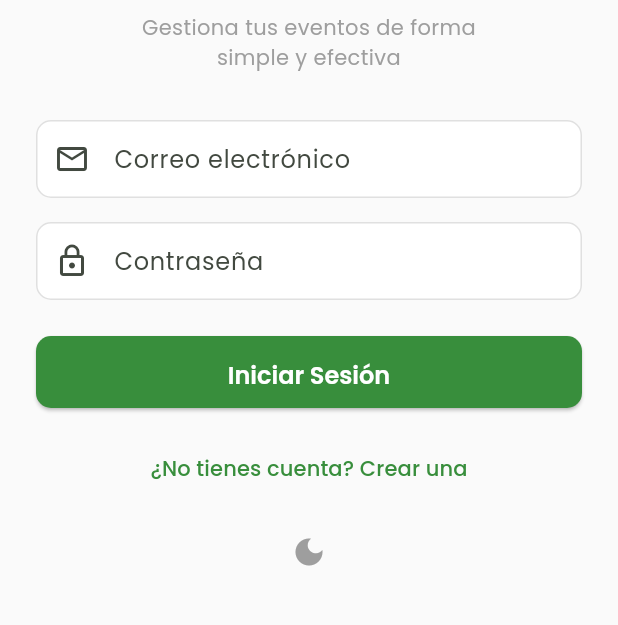
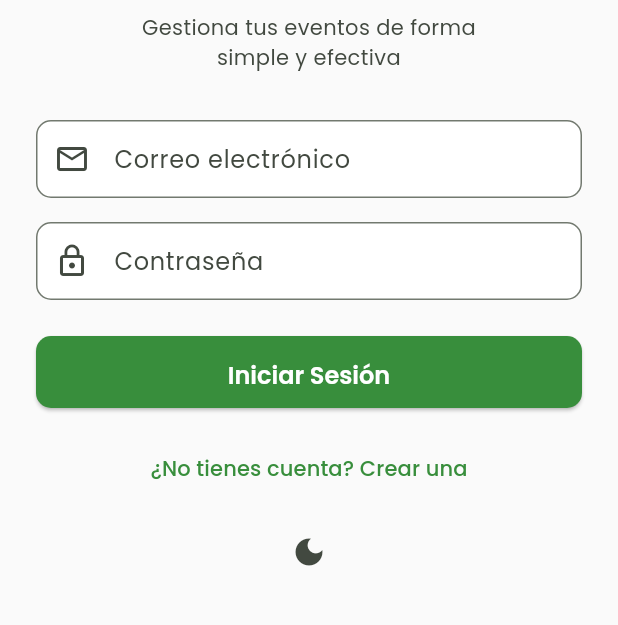
Before and after one commit to RaizaArce/eventflow-app, a Flutter app: the screen it shows after launch, on a phone screen of 412 x 824 dp, the part 276-901 px from its top. Run offline on Flutter 3.47's test engine with Material 3 defaults, Android fonts, the phone set to English and light mode, and no system bars; our stand-ins replace csv, dio, file_picker, geolocator, google_fonts, google_maps_flutter and 4 more; missing offline and left inert: excel, mobile_scanner; accounts and stored records are empty.

Commit message:
fix: soporte completo de modo oscuro en todas las pantallas

```diff
--- a/lib/main.dart
+++ b/lib/main.dart
@@ -39,45 +39,54 @@ class _EventFlowMaterialApp extends StatelessWidget {
   @override
   Widget build(BuildContext context) {
     final themeProv = context.watch<ThemeProvider>();
-    final esOscuro = themeProv.esOscuro;
-
-    final colorScheme = ColorScheme.fromSeed(
-      seedColor: Colors.green.shade700,
-      brightness: esOscuro ? Brightness.dark : Brightness.light,
-    );
-
-    final inputFillColor = esOscuro ? Colors.grey.shade800 : Colors.white;
-    final scaffoldBg = esOscuro ? Colors.grey.shade900 : Colors.grey.shade50;
-    final cardBg = esOscuro ? Colors.grey.shade800 : null;
 
     return MaterialApp(
       title: 'EventFlow',
       debugShowCheckedModeBanner: false,
       themeMode: themeProv.themeMode,
-      theme: ThemeData(
+      theme: _buildTheme(Brightness.light),
+      darkTheme: _buildTheme(Brightness.dark),
+      home: const LoginScreen(),
+    );
+  }
+
+  ThemeData _buildTheme(Brightness brightness) {
+    final esOscuro = brightness == Brightness.dark;
+    final colorScheme = ColorScheme.fromSeed(
+      seedColor: Colors.green.shade700,
+      brightness: brightness,
+    );
+
+    final inputFillColor = esOscuro ? Colors.grey.shade800 : Colors.white;
+    final scaffoldBg = esOscuro ? Colors.grey.shade900 : Colors.grey.shade50;
+    final cardColor = esOscuro ? const Color(0xFF1E1E1E) : Colors.white;
+
+    return ThemeData(
       useMaterial3: true,
       colorScheme: colorScheme,
-        brightness: colorScheme.brightness,
+      brightness: brightness,
 
       textTheme: GoogleFonts.poppinsTextTheme(
-          esOscuro ? ThemeData.dark().textTheme : ThemeData.light().textTheme,
+        brightness == Brightness.dark
+            ? ThemeData.dark().textTheme
+            : ThemeData.light().textTheme,
       ),
 
       appBarTheme: AppBarTheme(
-          backgroundColor: Colors.green.shade700,
-          foregroundColor: Colors.white,
+        backgroundColor: colorScheme.primary,
+        foregroundColor: colorScheme.onPrimary,
         elevation: 0,
         centerTitle: false,
         titleTextStyle: GoogleFonts.poppins(
           fontSize: 20,
           fontWeight: FontWeight.bold,
-            color: Colors.white,
+          color: colorScheme.onPrimary,
         ),
       ),
 
       cardTheme: CardThemeData(
         elevation: 1,
-          color: cardBg,
+        color: cardColor,
         shape: RoundedRectangleBorder(
           borderRadius: BorderRadius.circular(14),
         ),
@@ -86,8 +95,8 @@ class _EventFlowMaterialApp extends StatelessWidget {
 
       elevatedButtonTheme: ElevatedButtonThemeData(
         style: ElevatedButton.styleFrom(
-            backgroundColor: Colors.green.shade700,
-            foregroundColor: Colors.white,
+          backgroundColor: colorScheme.primary,
+          foregroundColor: colorScheme.onPrimary,
           shape: RoundedRectangleBorder(
             borderRadius: BorderRadius.circular(10),
           ),
@@ -100,8 +109,8 @@ class _EventFlowMaterialApp extends StatelessWidget {
 
       outlinedButtonTheme: OutlinedButtonThemeData(
         style: OutlinedButton.styleFrom(
-            foregroundColor: Colors.green.shade700,
-            side: BorderSide(color: Colors.green.shade700),
+          foregroundColor: colorScheme.primary,
+          side: BorderSide(color: colorScheme.primary),
           shape: RoundedRectangleBorder(
             borderRadius: BorderRadius.circular(10),
           ),
@@ -115,11 +124,11 @@ class _EventFlowMaterialApp extends StatelessWidget {
         ),
         enabledBorder: OutlineInputBorder(
           borderRadius: BorderRadius.circular(10),
-            borderSide: BorderSide(color: Colors.grey.shade300),
+          borderSide: BorderSide(color: colorScheme.outline),
         ),
         focusedBorder: OutlineInputBorder(
           borderRadius: BorderRadius.circular(10),
-            borderSide: BorderSide(color: Colors.green.shade700, width: 2),
+          borderSide: BorderSide(color: colorScheme.primary, width: 2),
         ),
         filled: true,
         fillColor: inputFillColor,
@@ -130,17 +139,17 @@ class _EventFlowMaterialApp extends StatelessWidget {
       ),
 
       bottomNavigationBarTheme: BottomNavigationBarThemeData(
-          selectedItemColor: Colors.green.shade700,
-          unselectedItemColor: Colors.grey,
+        selectedItemColor: colorScheme.primary,
+        unselectedItemColor: colorScheme.onSurfaceVariant,
         type: BottomNavigationBarType.fixed,
         elevation: 8,
-          backgroundColor: cardBg ?? Colors.white,
+        backgroundColor: cardColor,
       ),
 
       chipTheme: ChipThemeData(
         padding: const EdgeInsets.symmetric(horizontal: 8, vertical: 0),
-          labelStyle: const TextStyle(
-            color: Colors.white,
+        labelStyle: TextStyle(
+          color: colorScheme.onPrimary,
           fontSize: 11,
           fontWeight: FontWeight.bold,
         ),
@@ -150,13 +159,11 @@ class _EventFlowMaterialApp extends StatelessWidget {
       ),
 
       floatingActionButtonTheme: FloatingActionButtonThemeData(
-          backgroundColor: Colors.green.shade700,
-          foregroundColor: Colors.white,
+        backgroundColor: colorScheme.primary,
+        foregroundColor: colorScheme.onPrimary,
       ),
 
       scaffoldBackgroundColor: scaffoldBg,
-      ),
-      home: const LoginScreen(),
     );
   }
 }
--- a/lib/presentation/screens/agenda/crear_agenda_screen.dart
+++ b/lib/presentation/screens/agenda/crear_agenda_screen.dart
@@ -169,7 +169,7 @@ class _CrearAgendaScreenState extends State<CrearAgendaScreen> {
     final titulo = esEdicion ? 'Editar actividad' : 'Crear actividad';
 
     return Scaffold(
-      backgroundColor: Colors.grey.shade50,
+      //
       appBar: AppBar(
         title: Text(
           titulo,
--- a/lib/presentation/screens/attendance/escanear_asistencia_screen.dart
+++ b/lib/presentation/screens/attendance/escanear_asistencia_screen.dart
@@ -62,7 +62,7 @@ class _EscanearAsistenciaScreenState extends State<EscanearAsistenciaScreen> {
   @override
   Widget build(BuildContext context) {
     return Scaffold(
-      backgroundColor: Colors.grey.shade50,
+      //
       appBar: AppBar(
         title: const Text(
           'Escanear QR de Entrada',
@@ -118,7 +118,7 @@ class _EscanearAsistenciaScreenState extends State<EscanearAsistenciaScreen> {
             flex: 2,
             child: Container(
               padding: const EdgeInsets.all(16),
-              color: Colors.grey[100],
+              color: Theme.of(context).colorScheme.surfaceContainerLow,
               child: Column(
                 mainAxisAlignment: MainAxisAlignment.center,
                 crossAxisAlignment: CrossAxisAlignment.stretch,
@@ -176,7 +176,7 @@ class _EscanearAsistenciaScreenState extends State<EscanearAsistenciaScreen> {
                       child: const Text('Reintentar Escaneo'),
                     )
                   ] else
-                    const Text('Apunta al código QR de la credencial', textAlign: TextAlign.center, style: TextStyle(color: Colors.grey)),
+                      Text('Apunta al código QR de la credencial', textAlign: TextAlign.center, style: TextStyle(color: Theme.of(context).colorScheme.onSurfaceVariant)),
 
                   const Spacer(),
                   OutlinedButton.icon(
--- a/lib/presentation/screens/attendance/registrar_manual_screen.dart
+++ b/lib/presentation/screens/attendance/registrar_manual_screen.dart
@@ -63,7 +63,7 @@ class _RegistrarManualScreenState extends State<RegistrarManualScreen> {
   @override
   Widget build(BuildContext context) {
     return Scaffold(
-      backgroundColor: Colors.grey.shade50,
+      //
       appBar: AppBar(
         title: const Text(
           'Registro Manual',
@@ -113,7 +113,7 @@ class _RegistrarManualScreenState extends State<RegistrarManualScreen> {
                         ),
                         subtitle: Text(
                           'DNI: ${p['dni'] ?? ''}',
-                          style: const TextStyle(color: Colors.grey),
+                          style: TextStyle(color: Theme.of(context).colorScheme.onSurfaceVariant),
                           maxLines: 1,
                           overflow: TextOverflow.ellipsis,
                         ),
--- a/lib/presentation/screens/attendance/reporte_asistencia_screen.dart
+++ b/lib/presentation/screens/attendance/reporte_asistencia_screen.dart
@@ -100,7 +100,7 @@ class _ReporteAsistenciaScreenState extends State<ReporteAsistenciaScreen> {
               child: Column(
                 crossAxisAlignment: CrossAxisAlignment.start,
                 children: [
-                  Text(titulo, style: const TextStyle(fontSize: 14, color: Colors.grey), maxLines: 1, overflow: TextOverflow.ellipsis),
+                  Text(titulo, style: TextStyle(fontSize: 14, color: Theme.of(context).colorScheme.onSurfaceVariant), maxLines: 1, overflow: TextOverflow.ellipsis),
                   const SizedBox(height: 4),
                   Text(valor, style: const TextStyle(fontSize: 20, fontWeight: FontWeight.bold), maxLines: 1, overflow: TextOverflow.ellipsis),
                 ],
@@ -115,7 +115,7 @@ class _ReporteAsistenciaScreenState extends State<ReporteAsistenciaScreen> {
   @override
   Widget build(BuildContext context) {
     return Scaffold(
-      backgroundColor: Colors.grey.shade50,
+      //
       appBar: AppBar(
         title: const Text(
           'Métricas de Asistencia',
--- a/lib/presentation/screens/auth/login_screen.dart
+++ b/lib/presentation/screens/auth/login_screen.dart
@@ -61,11 +61,11 @@ class _LoginScreenState extends State<LoginScreen> {
                 ),
               ),
               const SizedBox(height: 8),
-              const Text(
-                'Gestiona tus eventos de forma\nsimple y efectiva',
-                textAlign: TextAlign.center,
-                style: TextStyle(color: Colors.grey),
-              ),
+                Text(
+                  'Gestiona tus eventos de forma\nsimple y efectiva',
+                  textAlign: TextAlign.center,
+                  style: TextStyle(color: Theme.of(context).colorScheme.onSurfaceVariant),
+                ),
               const SizedBox(height: 32),
               TextField(
                 controller: correoCtrl,
@@ -130,7 +130,7 @@ class _LoginScreenState extends State<LoginScreen> {
               IconButton(
                 icon: Icon(
                   themeProv.esOscuro ? Icons.light_mode : Icons.dark_mode,
-                  color: Colors.grey,
+                  color: Theme.of(context).colorScheme.onSurfaceVariant,
                 ),
                 onPressed: () => context.read<ThemeProvider>().toggleTema(),
                 tooltip: 'Cambiar tema',
--- a/lib/presentation/screens/dashboard/home_shell.dart
+++ b/lib/presentation/screens/dashboard/home_shell.dart
@@ -31,8 +31,6 @@ class _HomeShellState extends State<HomeShell> {
       ),
       bottomNavigationBar: BottomNavigationBar(
         currentIndex: indiceActual,
-        selectedItemColor: Colors.green.shade700,
-        unselectedItemColor: Colors.grey,
         type: BottomNavigationBarType.fixed,
         onTap: (index) {
           setState(() => indiceActual = index);
--- a/lib/presentation/screens/events/crear_evento_screen.dart
+++ b/lib/presentation/screens/events/crear_evento_screen.dart
@@ -307,7 +307,7 @@ class _CrearEventoScreenState extends State<CrearEventoScreen> {
         decoration: decoracionCampo(label: titulo, icono: Icons.calendar_today),
         child: Text(
           formatearFechaVisual(fecha),
-          style: TextStyle(color: fecha == null ? Colors.grey : Colors.black87),
+          style: TextStyle(color: fecha == null ? Theme.of(context).colorScheme.onSurfaceVariant : Theme.of(context).colorScheme.onSurface),
         ),
       ),
     );
@@ -335,7 +335,7 @@ class _CrearEventoScreenState extends State<CrearEventoScreen> {
     final textoBoton = esEdicion ? 'Guardar cambios' : 'Crear evento';
 
     return Scaffold(
-      backgroundColor: Colors.grey.shade50,
+      //
       appBar: AppBar(
         title: Text(
           tituloPantalla,
--- a/lib/presentation/screens/participants/registrar_participante_screen.dart
+++ b/lib/presentation/screens/participants/registrar_participante_screen.dart
@@ -113,7 +113,7 @@ class _RegistrarParticipanteScreenState extends State<RegistrarParticipanteScree
     final nombre = nombreController.text;
 
     return Scaffold(
-      backgroundColor: Colors.grey.shade50,
+      //
       appBar: AppBar(
         title: Text(
           esEdicion ? 'Editar participante' : 'Registrar participante',
@@ -153,10 +153,10 @@ class _RegistrarParticipanteScreenState extends State<RegistrarParticipanteScree
                     const SizedBox(height: 10),
                     Text(
                       nombre,
-                      style: const TextStyle(
+                      style: TextStyle(
                         fontSize: 20,
                         fontWeight: FontWeight.bold,
-                        color: Colors.black87,
+                        color: Theme.of(context).colorScheme.onSurface,
                       ),
                       maxLines: 1,
                       overflow: TextOverflow.ellipsis,
```
Also changed, not shown: lib/presentation/screens/agenda/agenda_screen.dart (+19 -29 lines), lib/presentation/screens/dashboard/dashboard_screen.dart (+8 -8 lines), lib/presentation/screens/events/detalle_evento_screen.dart (+7 -7 lines), lib/presentation/screens/events/eventos_screen.dart (+11 -11 lines), lib/presentation/screens/participants/importar_participantes_screen.dart (+4 -4 lines), lib/presentation/screens/participants/mostrar_qr_screen.dart (+4 -4 lines), lib/presentation/screens/participants/participantes_screen.dart (+14 -16 lines), lib/presentation/screens/profile/perfil_screen.dart (+8 -8 lines), lib/presentation/screens/selectors/seleccionar_evento_screen.dart (+5 -5 lines), lib/presentation/widgets/empty_state_widget.dart (+5 -5 lines), lib/presentation/widgets/shimmer_loading.dart (+7 -7 lines). Lines whose indentation alone changed are shown as unchanged.
